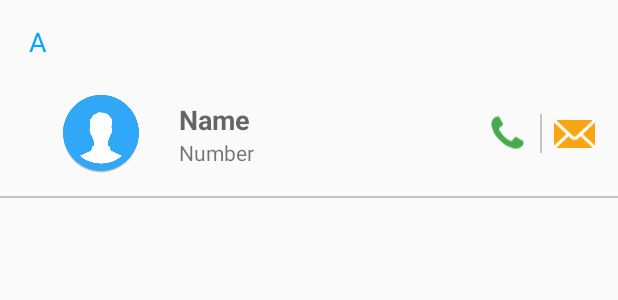
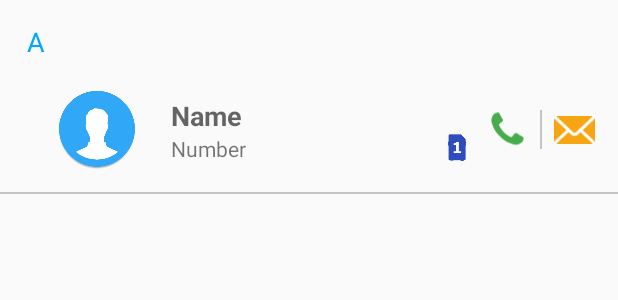
Before and after one commit to aloha0211/ContactPlus, an Android app: the layout item_contact.xml on its own in the app's theme, with its tools: preview values and no code run, on a phone screen of 412 x 824 dp. Shown: the top 300 px of the screen. Run offline under Robolectric (Android 15) with nearby library versions, the light colour scheme and no system bars.

Commit message:
update sim type icon

```diff
--- a/app/src/main/java/thomas/alva/contactsplus/activity/MainActivity.kt
+++ b/app/src/main/java/thomas/alva/contactsplus/activity/MainActivity.kt
@@ -25,6 +25,7 @@ class MainActivity : AppCompatActivity(), ViewPager.OnPageChangeListener {
 
         tabPagerAdapter = TabPagerAdapter(supportFragmentManager, this)
         viewPager.adapter = tabPagerAdapter
+        viewPager.setPagingEnabled(false);
         viewPager.addOnPageChangeListener(this)
         tabLayout.setupWithViewPager(viewPager)
         for (i in 0 until tabLayout.tabCount) {
--- a/app/src/main/java/thomas/alva/contactsplus/model/Contact.kt
+++ b/app/src/main/java/thomas/alva/contactsplus/model/Contact.kt
@@ -1,5 +1,6 @@
 package thomas.alva.contactsplus.model
 
+import android.net.Uri
 import android.os.Parcel
 import android.os.Parcelable
 import thomas.alva.contactsplus.util.Constant
@@ -7,7 +8,7 @@ import thomas.alva.contactsplus.util.Constant
 /**
  * Created by Administrator on 30/10/2017.
  */
-class Contact(var id: String? = "", var name: String? = "", var number: String? = "", var type: String? = Constant.ACCOUNT_TYPE_PHONE) : Comparable<Contact>, Parcelable {
+class Contact(var id: String? = "", var name: String? = "", var number: String? = "", var type: String? = Constant.ACCOUNT_TYPE_PHONE, var photoUri: Uri? = null) : Comparable<Contact>, Parcelable {
 
     var groupName: String? = ""
 
--- a/app/src/main/res/layout/activity_main.xml
+++ b/app/src/main/res/layout/activity_main.xml
@@ -15,7 +15,7 @@
         app:tabMode="fixed"
         android:background="@color/colorPrimary"/>
 
-    <android.support.v4.view.ViewPager
+    <thomas.alva.contactsplus.view.DisabledSwipeViewPager
         android:id="@+id/viewPager"
         android:layout_width="match_parent"
         android:layout_height="0px"
--- a/app/src/main/res/layout/item_contact.xml
+++ b/app/src/main/res/layout/item_contact.xml
@@ -11,8 +11,8 @@
         android:layout_height="wrap_content"
         android:textColor="@color/colorPrimary"
         android:textAppearance="?android:attr/textAppearanceMedium"
-        android:layout_marginLeft="@dimen/_15sdp"
-        android:layout_marginStart="@dimen/_15sdp"
+        android:layout_marginLeft="@dimen/_14sdp"
+        android:layout_marginStart="@dimen/_14sdp"
         android:layout_marginTop="@dimen/_12sdp"
         android:text="A"/>
 
@@ -23,7 +23,7 @@
         android:layout_marginStart="@dimen/_12sdp"
         android:layout_marginRight="@dimen/_12sdp"
         android:layout_marginEnd="@dimen/_12sdp"
-        android:layout_marginTop="@dimen/_18sdp">
+        android:layout_marginTop="@dimen/_16sdp">
 
         <ImageView
             android:id="@+id/ivSelectContact"
@@ -39,11 +39,12 @@
             android:layout_width="@dimen/_40sdp"
             android:layout_height="@dimen/_40sdp"
             android:layout_centerVertical="true"
+            android:layout_marginLeft="@dimen/_18sdp"
+            android:layout_marginStart="@dimen/_18sdp"
+            android:layout_toEndOf="@+id/ivSelectContact"
             android:layout_toRightOf="@+id/ivSelectContact"
-            android:layout_toEndOf="@+id/ivSelectContact"
-            android:layout_marginLeft="@dimen/_20sdp"
-            android:layout_marginStart="@dimen/_20sdp"
-            app:srcCompat="@mipmap/ic_person"/>
+            android:src="@mipmap/ic_person"/>
+
         <LinearLayout
             android:layout_width="match_parent"
             android:layout_height="wrap_content"
@@ -52,8 +53,8 @@
             android:layout_toEndOf="@+id/ivContactAvatar"
             android:layout_toLeftOf="@+id/ivCall"
             android:layout_toStartOf="@+id/ivCall"
-            android:layout_marginLeft="@dimen/_20sdp"
-            android:layout_marginStart="@dimen/_20sdp"
+            android:layout_marginLeft="@dimen/_18sdp"
+            android:layout_marginStart="@dimen/_18sdp"
             android:layout_marginRight="@dimen/_10sdp"
             android:layout_marginEnd="@dimen/_10sdp"
             android:orientation="vertical">
@@ -62,16 +63,37 @@
                 android:layout_width="wrap_content"
                 android:layout_height="wrap_content"
                 android:text="Name"
+                android:ellipsize="end"
                 android:textStyle="bold"
                 android:textAppearance="?android:attr/textAppearanceMedium"
                 android:maxLines="1"/>
-            <TextView
-                android:id="@+id/tvPhoneNumber"
-                android:layout_width="wrap_content"
+
+            <RelativeLayout
+                android:layout_width="match_parent"
                 android:layout_height="wrap_content"
-                android:text="Number"
-                android:textAppearance="?android:attr/textAppearanceSmall"
-                android:maxLines="1"/>
+                android:orientation="horizontal">
+
+                <TextView
+                    android:id="@+id/tvPhoneNumber"
+                    android:layout_width="match_parent"
+                    android:layout_height="wrap_content"
+                    android:layout_toStartOf="@+id/ivSimType"
+                    android:layout_toLeftOf="@+id/ivSimType"
+                    android:layout_marginRight="@dimen/_4sdp"
+                    android:layout_marginEnd="@dimen/_4sdp"
+                    android:text="Number"
+                    android:ellipsize="end"
+                    android:textAppearance="?android:attr/textAppearanceSmall"
+                    android:maxLines="1"/>
+
+                <ImageView
+                    android:id="@+id/ivSimType"
+                    android:layout_width="@dimen/_10sdp"
+                    android:layout_height="@dimen/_14sdp"
+                    android:layout_alignParentEnd="true"
+                    android:layout_alignParentRight="true"
+                    android:src="@drawable/ic_sim1"/>
+            </RelativeLayout>
         </LinearLayout>
 
         <ImageView
@@ -107,7 +129,7 @@
     <View
         android:id="@+id/lineHorizontal"
         android:layout_width="match_parent"
-        android:layout_height="@dimen/_1sdp"
+        android:layout_height="1dp"
         android:background="@color/grey"
         android:layout_marginTop="@dimen/_12sdp"/>
 </LinearLayout>
```
Also changed, not shown: app/src/main/java/thomas/alva/contactsplus/adapter/ContactAdapter.kt (+14 -5 lines), app/src/main/java/thomas/alva/contactsplus/data/ContactsManager.kt (+5 -3 lines), app/src/main/java/thomas/alva/contactsplus/view/DisabledSwipeViewPager.java (added, +32 -0 lines).
